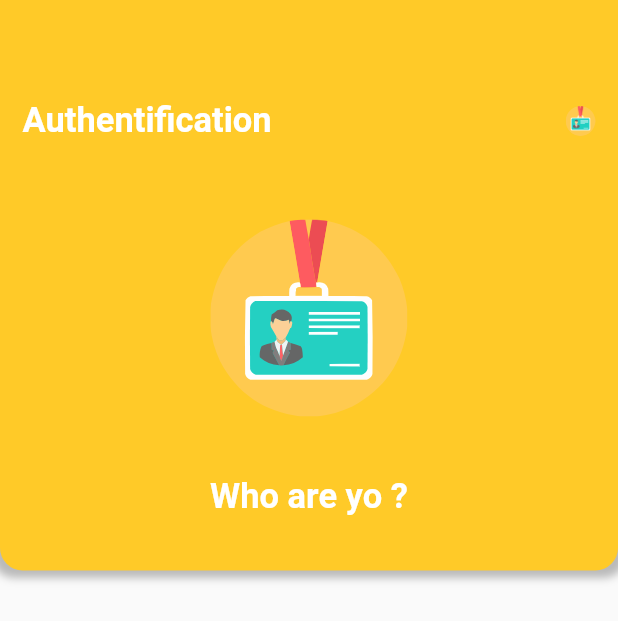
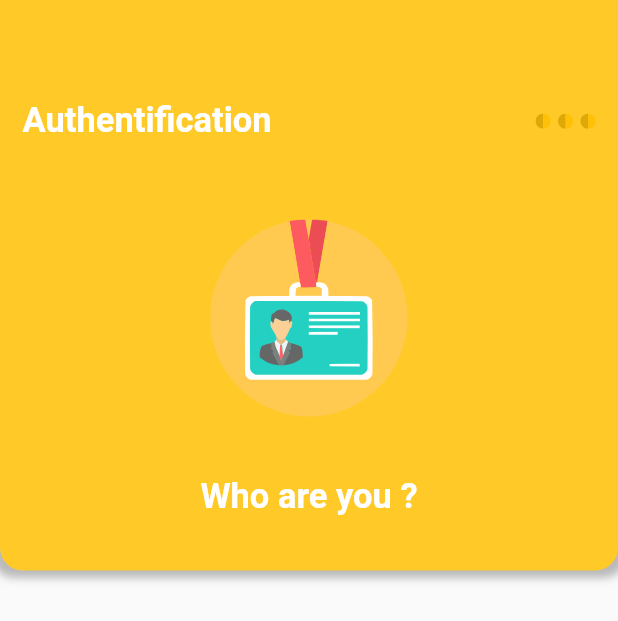
Before and after one commit to XPEHO/YAKI, a Flutter app: the screen it shows after launch, on a phone screen of 412 x 824 dp. Shown: the top 621 px of the screen. Run offline on Flutter 3.47's test engine with Material 2 defaults, Android fonts, the light colour scheme and no system bars; our stand-ins replace flutter_svg, go_router.

Commit message:
feat(header): setup header as generic

```diff
--- a/yaki_mobile/lib/Authentification.dart
+++ b/yaki_mobile/lib/Authentification.dart
@@ -9,14 +9,17 @@ class Authentification extends StatelessWidget {
 
     return Scaffold(
         body: Column(
-          children: [
-            Expanded(
-                flex: 6,
-                child: Header()),
-            const Expanded(
-                flex: 7,
-                child: Text(' '))
-          ],
+      children: [
+        Expanded(
+            flex: 6,
+            child: Header(
+              pictoIcon: 'assets/images/dots.svg',
+              pictoPath: 'assets/images/authent.svg',
+              headerTitle: 'Authentification',
+              headerHint: 'Who are you ?',
+            )),
+        const Expanded(flex: 7, child: Text(' '))
+      ],
     ));
   }
 }
--- a/yaki_mobile/lib/presentation/ui/shared/views/Header.dart
+++ b/yaki_mobile/lib/presentation/ui/shared/views/Header.dart
@@ -2,27 +2,33 @@ import 'package:flutter_svg/flutter_svg.dart';
 import 'package:flutter/material.dart';
 
 class Header extends StatelessWidget {
-  Header({Key? key}) : super(key: key);
+  final String pictoIcon;
+  final String pictoPath;
+  final String headerTitle;
+  final String headerHint;
 
-  final String pictoPath = "assets/images/authent.svg";
-  final Widget picto = SvgPicture.asset(
-    "assets/images/authent.svg",
-  );
+  //Header({Key? key}) : super(key: key);
+  Header(
+      {super.key,
+      required this.pictoIcon,
+      required this.pictoPath,
+      required this.headerTitle,
+      required this.headerHint});
 
   @override
   Widget build(BuildContext context) {
     return Container(
       decoration: BoxDecoration(
-          borderRadius: BorderRadius.only(bottomLeft: Radius.circular(15), bottomRight: Radius.circular(15)),
+          borderRadius: const BorderRadius.only(
+              bottomLeft: Radius.circular(15),
+              bottomRight: Radius.circular(15)),
           color: Colors.amber[400],
           boxShadow: [
-            BoxShadow(color: Colors.grey.withOpacity(0.7),
+            BoxShadow(
+                color: Colors.grey.withOpacity(0.7),
                 spreadRadius: 5,
                 blurRadius: 4),
-          ]
-      ),
-
-
+          ]),
       child: Padding(
         padding: const EdgeInsets.all(15),
         child: Column(
@@ -30,47 +36,71 @@ class Header extends StatelessWidget {
             Expanded(
                 flex: 3,
                 child: Row(
-                  children:  const [
-                    Text('Authentification',
-                      style: TextStyle(
-                          fontSize: 23,
-                          fontWeight: FontWeight.bold,
-                          color: Colors.white
-                      ),
+                  children: [
+                    Text(
+                      headerTitle,
+                      style: textStyleTemp(),
                     ),
-                    Spacer(),
-                    CircleAvatar(
-                      backgroundColor: Colors.transparent,
-                      backgroundImage:  AssetImage('assets/images/authent.png'),
-                      radius: 10,
-                    ),
+                    const Spacer(),
+                    // top right circle avatar
+                    CircleAvatarSVG(iconPath: pictoIcon, radius: 20),
                   ],
                 )),
-
             Expanded(
                 flex: 3,
-                child: CircleAvatar(
-                  backgroundColor: Colors.transparent,
-                  //backgroundImage: AssetImage('assets/images/authent.png'),
-                  radius: 100,
-                  child: Container(
-                      child :SvgPicture.asset('assets/images/authent.svg')
+                child: CircleAvatarSVG(iconPath: pictoPath, radius: 100)),
+            Expanded(
+                flex: 2,
+                child: Padding(
+                  padding: const EdgeInsets.only(top: 40),
+                  child: Text(
+                    headerHint,
+                    style: textStyleTemp(),
                   ),
-                )),
-            const Expanded(
-                flex: 2,
-                child:
-                Padding(padding: EdgeInsets.only(top: 40),
-                  child: Text('Who are yo ?',
-                    style: TextStyle(
-                        fontWeight: FontWeight.bold,
-                        fontSize: 23,
-                        color: Colors.white
-                    ),),)
-            )
+                ))
           ],
         ),
       ),
     );
   }
 }
+
+TextStyle textStyleTemp() {
+  return const TextStyle(
+      fontSize: 23,
+      fontWeight: FontWeight.bold,
+      color: Colors.white);
+}
+
+class CircleAvatarSVG extends StatelessWidget {
+  final String iconPath;
+  final double radius;
+
+  const CircleAvatarSVG({super.key, required this.iconPath, required this.radius});
+
+  @override
+  Widget build(BuildContext context) {
+    return CircleAvatar(
+      backgroundColor: Colors.transparent,
+      //backgroundImage:  AssetImage("assets/images/authent.png"),
+      radius: radius,
+      child: Container(child: SvgPicture.asset(iconPath)),
+    );
+  }
+}
+
+class CircleAvatarPNG extends StatelessWidget {
+  final String iconPath;
+  final double radius;
+
+  const CircleAvatarPNG({super.key, required this.iconPath, required this.radius});
+
+  @override
+  Widget build(BuildContext context) {
+    return CircleAvatar(
+      backgroundColor: Colors.transparent,
+      backgroundImage:  AssetImage(iconPath),
+      radius: radius,
+    );
+  }
+}
```
Also changed, not shown: yaki_mobile/assets/images/dots.svg (added).
